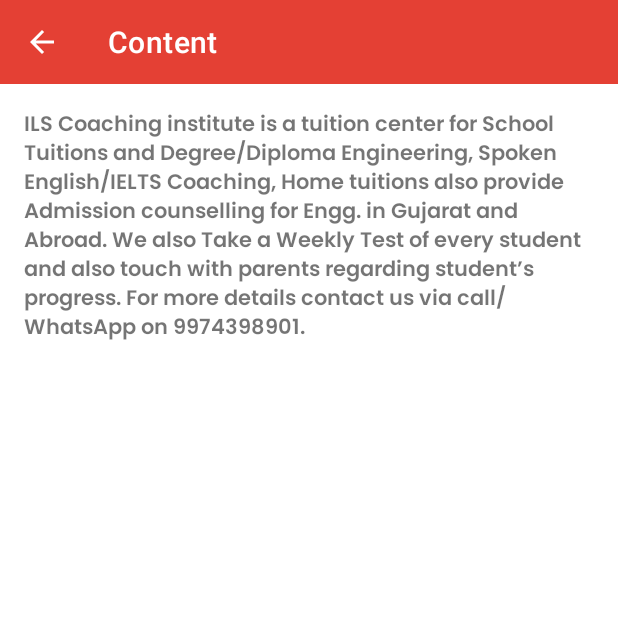
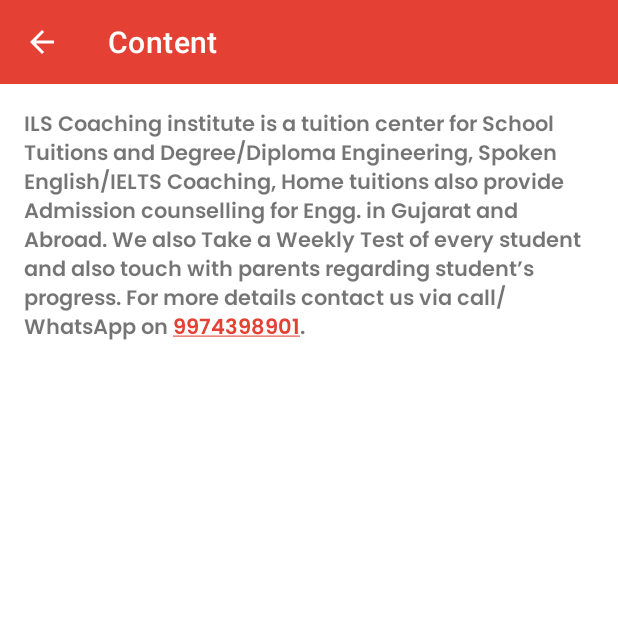
Before and after one commit to hiten0612/ILSAcademy, an Android app: the ContentActivity screen opened directly, with no data from a screen before it, on a phone screen of 412 x 824 dp, the top half of it. Run offline under Robolectric (Android 15) with nearby library versions, the phone set to English and light mode, and no system bars; Roboto replaces fonts that are not available here.

```diff
--- a/app/src/main/java/com/ils/ilsacademy/FeedBack_Activity.java
+++ b/app/src/main/java/com/ils/ilsacademy/FeedBack_Activity.java
@@ -30,8 +30,7 @@ public class FeedBack_Activity extends AppCompatActivity {
         fdToolbar.setNavigationOnClickListener(new View.OnClickListener() {
             @Override
             public void onClick(View view) {
-                Intent intent = new Intent(FeedBack_Activity.this, ProfileScreen.class);
-                startActivity(intent);
+                finish();
 
             }
         });
--- a/app/src/main/java/com/ils/ilsacademy/ProfileScreen.java
+++ b/app/src/main/java/com/ils/ilsacademy/ProfileScreen.java
@@ -92,7 +92,6 @@ public class ProfileScreen extends AppCompatActivity {
             public void onClick(View view) {
                 Intent feedback = new Intent(ProfileScreen.this,FeedBack_Activity.class);
                 startActivity(feedback);
-                finish();
             }
         });
 
--- a/app/src/main/res/layout/activity_content.xml
+++ b/app/src/main/res/layout/activity_content.xml
@@ -36,10 +36,11 @@
                 android:layout_width="match_parent"
                 android:layout_height="wrap_content"
                 android:layout_margin="16sp"
+                android:autoLink="all"
                 android:fontFamily="@font/poppins_bold"
                 android:text="@string/aboutus"
+                android:textSize="14sp"
                 android:textStyle="bold"
-                android:textSize="14sp"
                 app:layout_constraintEnd_toEndOf="parent"
                 app:layout_constraintStart_toStartOf="parent"
                 app:layout_constraintTop_toTopOf="parent" />
```
